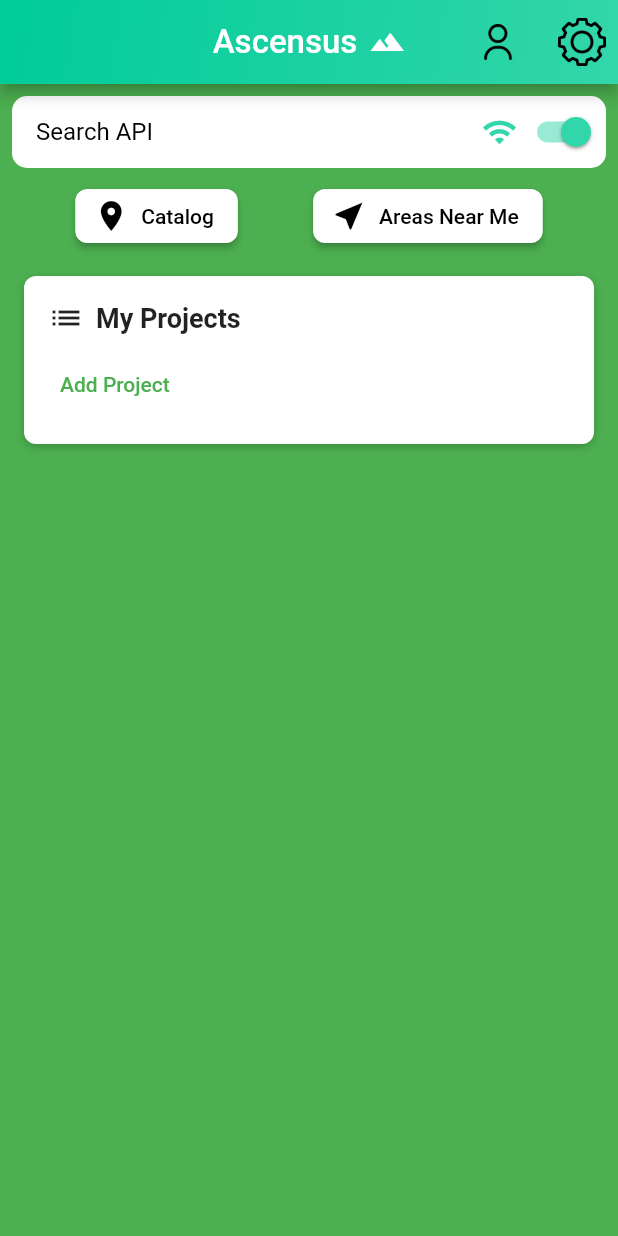
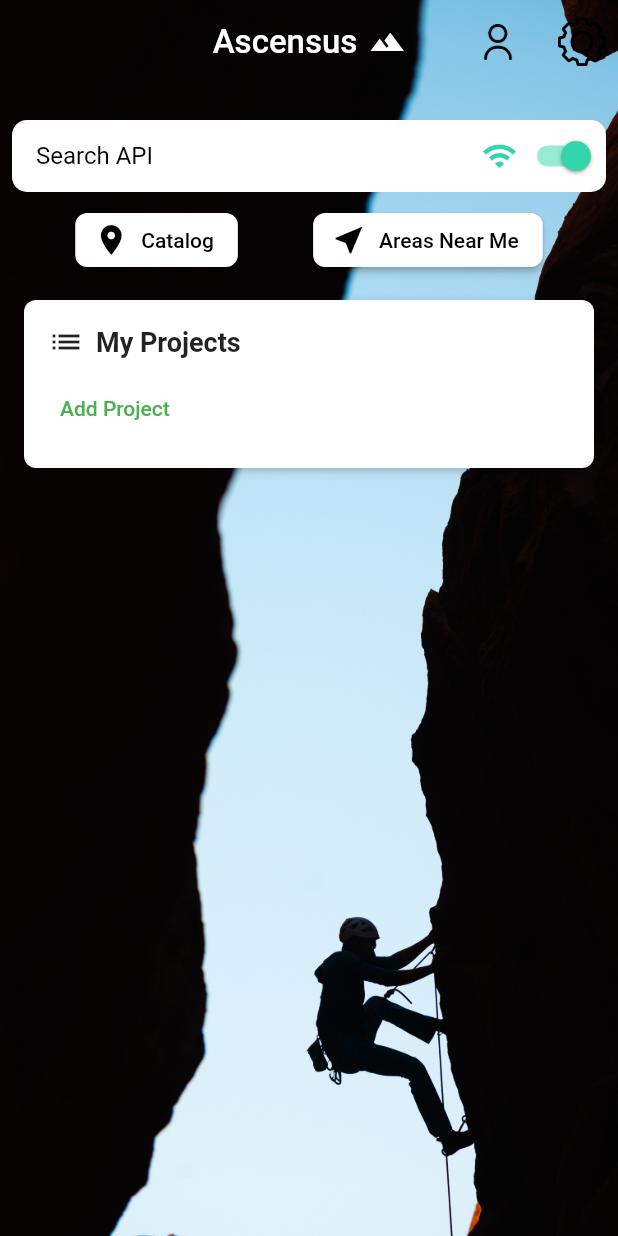
Before and after one commit to marktorrescoding/acen, a Flutter app: the screen it shows after launch, on a phone screen of 412 x 824 dp. Run offline on Flutter 3.47's test engine with Material 2 defaults, Android fonts, the phone set to English and light mode, and no system bars; our stand-ins replace geolocator, google_fonts, graphql, graphql_flutter, hive, hive_flutter and 2 more; accounts and stored records are empty; network calls fail.

Commit message:
background

```diff
--- a/assets/icons/attribute.txt
+++ b/assets/icons/attribute.txt
@@ -13,3 +13,6 @@ Paste this link on the website where your app is available for download or in th
 <a href="https://www.flaticon.com/free-icons/oklahoma" title="oklahoma icons">Oklahoma icons created by Flat Icons - Flaticon</a>
 
 <a href="https://www.flaticon.com/free-icons/texas" title="texas icons">Texas icons created by Flat Icons - Flaticon</a>
+
+
+Photo by <a href="https://unsplash.com/@neom?utm_source=unsplash&utm_medium=referral&utm_content=creditCopyText">NEOM</a> on <a href="https://unsplash.com/photos/HegvNcZXWTE?utm_source=unsplash&utm_medium=referral&utm_content=creditCopyText">Unsplash</a>
--- a/lib/pages/home_page/home_page.dart
+++ b/lib/pages/home_page/home_page.dart
@@ -17,11 +17,23 @@ class HomePage extends StatelessWidget {
         return GestureDetector(
           onTap: () => FocusScope.of(context).unfocus(),
           child: Scaffold(
+            extendBodyBehindAppBar: true,
             appBar: AppBarWidget(),
-            backgroundColor: Colors.green,
-            body: Center(
-              child: Column(
+            body: Stack(
               children: [
+                Container(
+                  decoration: BoxDecoration(
+                    image: DecorationImage(
+                      image: AssetImage('assets/neom.jpg'),
+                      fit: BoxFit.cover,
+                    ),
+                  ),
+                ),
+                Column(
+                  children: [
+                    SizedBox(
+                      height: kToolbarHeight + 16, // Adjust the height as needed
+                    ),
                     CustomSearchBar(
                       labelText: 'Search API',
                       controller: TextEditingController(),
@@ -29,6 +41,10 @@ class HomePage extends StatelessWidget {
                       isSwitched: true,
                       onSwitched: (value) {},
                     ),
+                    Expanded(
+                      child: Center(
+                        child: Column(
+                          children: [
                             Row(
                               mainAxisAlignment: MainAxisAlignment.spaceEvenly,
                               children: [
@@ -47,13 +63,18 @@ class HomePage extends StatelessWidget {
                                 ),
                               ],
                             ),
-                  SizedBox(height: 16), // Add spacing between the buttons and "My Projects"
+                            SizedBox(height: 16),
                             Container(
-                    padding: EdgeInsets.symmetric(horizontal: 16), // Add horizontal padding
+                              padding: EdgeInsets.symmetric(horizontal: 16),
                               child: MyProjectsSection(projects: myProjects.projects),
                             ),
                           ],
                         ),
+                      ),
+                    ),
+                  ],
+                ),
+              ],
             ),
           ),
         );
--- a/lib/pages/home_page/widgets/app_bar/app_bar.dart
+++ b/lib/pages/home_page/widgets/app_bar/app_bar.dart
@@ -9,15 +9,8 @@ class AppBarWidget extends StatelessWidget implements PreferredSizeWidget {
   @override
   Widget build(BuildContext context) {
     return AppBar(
-      flexibleSpace: Container(
-        decoration: BoxDecoration(
-          gradient: LinearGradient(
-            colors: [Color(0xFF00CC99), Color(0xFF33D6AA)],
-            begin: Alignment.topLeft,
-            end: Alignment.bottomRight,
-          ),
-        ),
-      ),
+      backgroundColor: Colors.transparent, // Set the background color to transparent
+      elevation: 0, // Remove the shadow
       centerTitle: true,
       leading: Container(),
       title: IntrinsicWidth(
--- a/pubspec.yaml
+++ b/pubspec.yaml
@@ -79,6 +79,7 @@ flutter:
   assets:
     - assets/icons/climbing_helmet.png
     - assets/icons/gear.png
+    - assets/neom.jpg
 
   # An image asset can refer to one or more resolution-specific "variants", see
   # https://flutter.dev/assets-and-images/#resolution-aware
```
Also changed, not shown: lib/pages/home_page/widgets/MyProjectsSection.dart (+16 -3 lines), assets/neom.jpg (added). Lines whose indentation alone changed are shown as unchanged.
